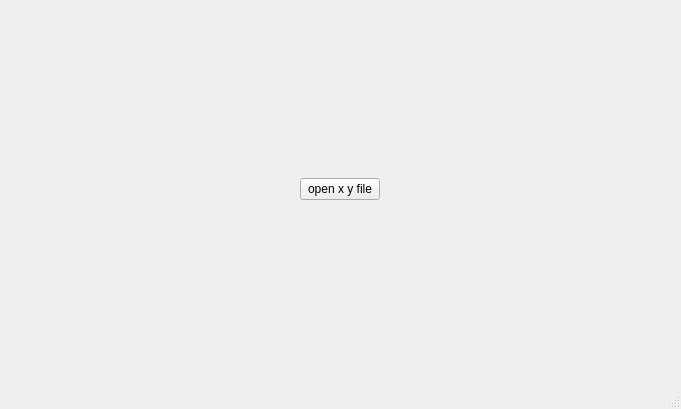
The window that ternary/view/main_view.ui (abdullahsumbal/data-analysis) describes before a commit, drawn with Qt 5.
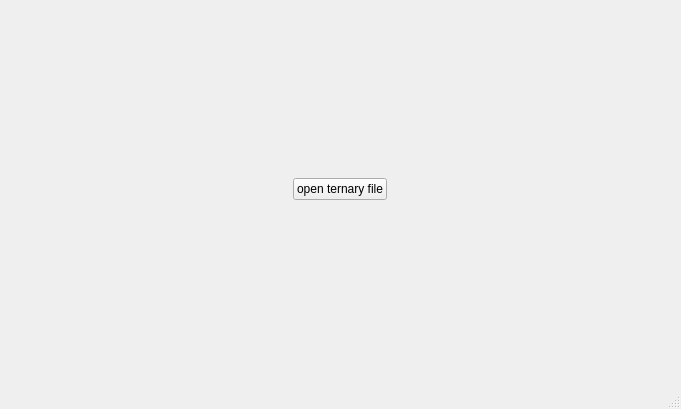
The same window after the commit.

Commit message: load ternary file and validate first 3 columns

Patch:
```diff
--- a/ternary/view/main_view.ui
+++ b/ternary/view/main_view.ui
@@ -40,7 +40,7 @@
      <item row="0" column="1">
       <widget class="QPushButton" name="button_x_y_file">
        <property name="text">
-        <string>open x y file</string>
+        <string>open ternary file</string>
        </property>
       </widget>
      </item>
```
Left out of the diff: 2 changed lines with no effect on the pictures. The commit also changes 3 other files.
